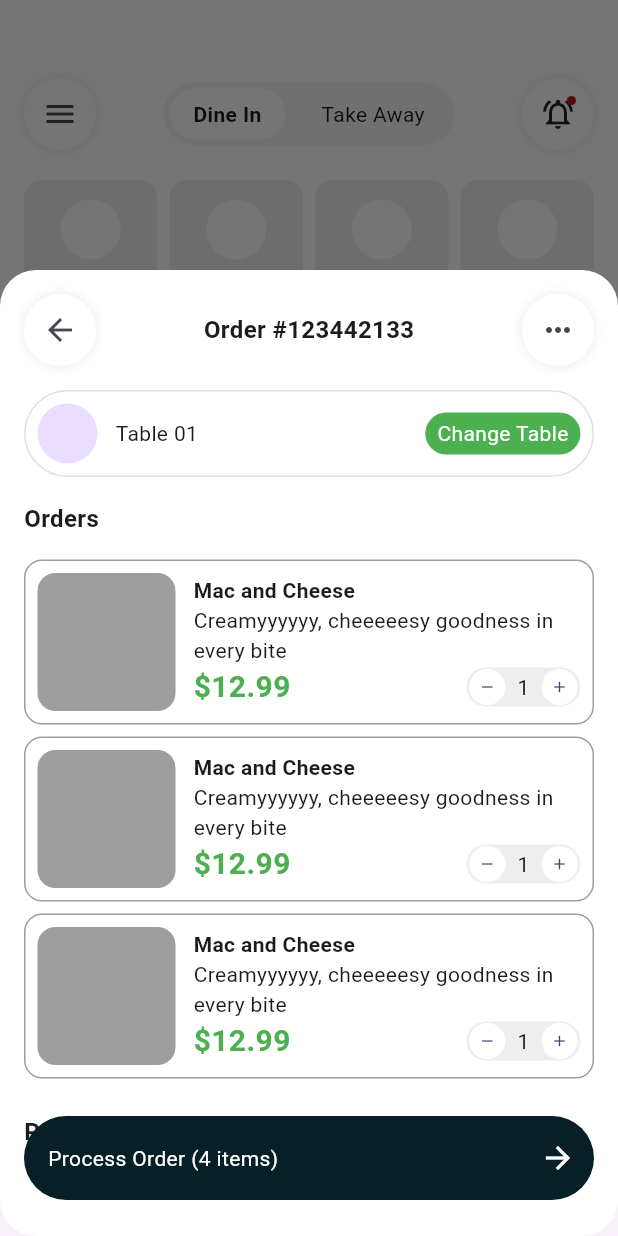
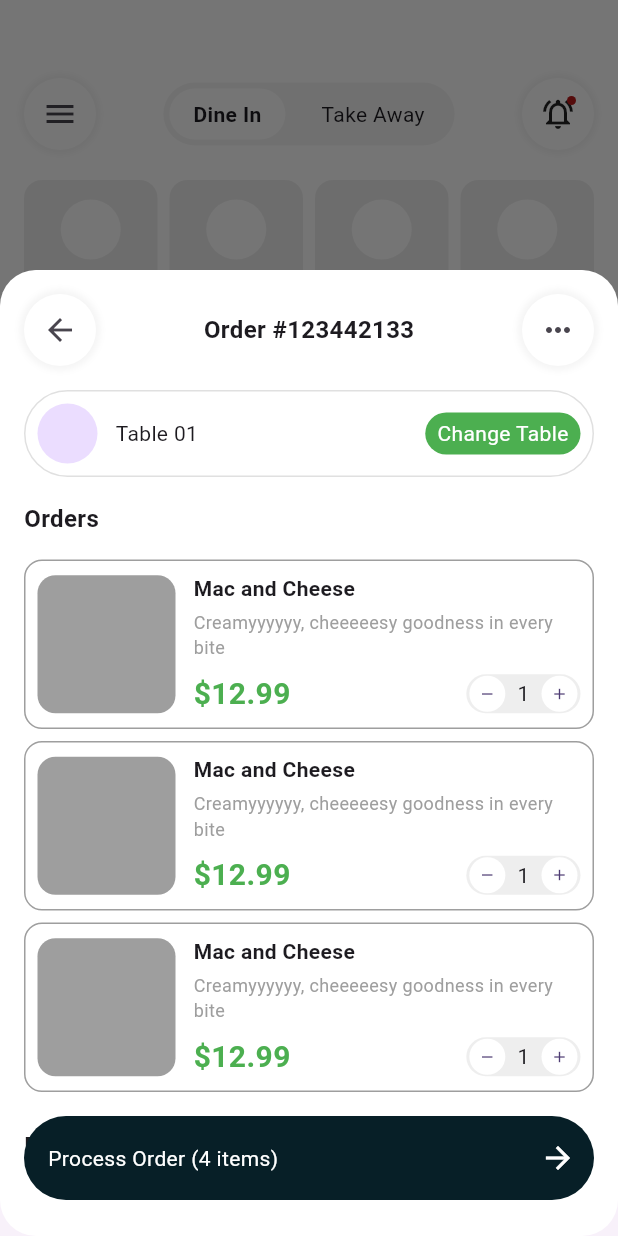
Before and after one commit to JAICHANGPARK/flutter_notebook_chapter_42, a Flutter app: the FoodOrderHomePage screen opened directly, after a tap on the "notifications active" icon, on a phone screen of 412 x 824 dp. Run offline on Flutter 3.47's test engine with Material 3 defaults, Android fonts, the phone set to English and light mode, and no system bars; our stand-ins replace date_picker_timeline, gap, hugeicons.

Commit message:
Update food_order_home_page.dart

```diff
--- a/lib/ep2143_food_order_app/views/food_order_home_page.dart
+++ b/lib/ep2143_food_order_app/views/food_order_home_page.dart
@@ -233,10 +233,16 @@ class _FoodOrderHomePageState extends State<FoodOrderHomePage> {
                                                             fontWeight: FontWeight.bold,
                                                           ),
                                                         ),
+                                                        Gap(4),
                                                         Text(
                                                           "Creamyyyyyy, cheeeeesy goodness in every bite",
-                                                          style: TextStyle(),
+                                                          style: TextStyle(
+                                                            fontSize: 12,
+                                                            color: Colors.grey,
+                                                          ),
                                                         ),
+
+                                                        Gap(8),
                                                         Row(
                                                           mainAxisAlignment: MainAxisAlignment.spaceBetween,
                                                           children: [
```
